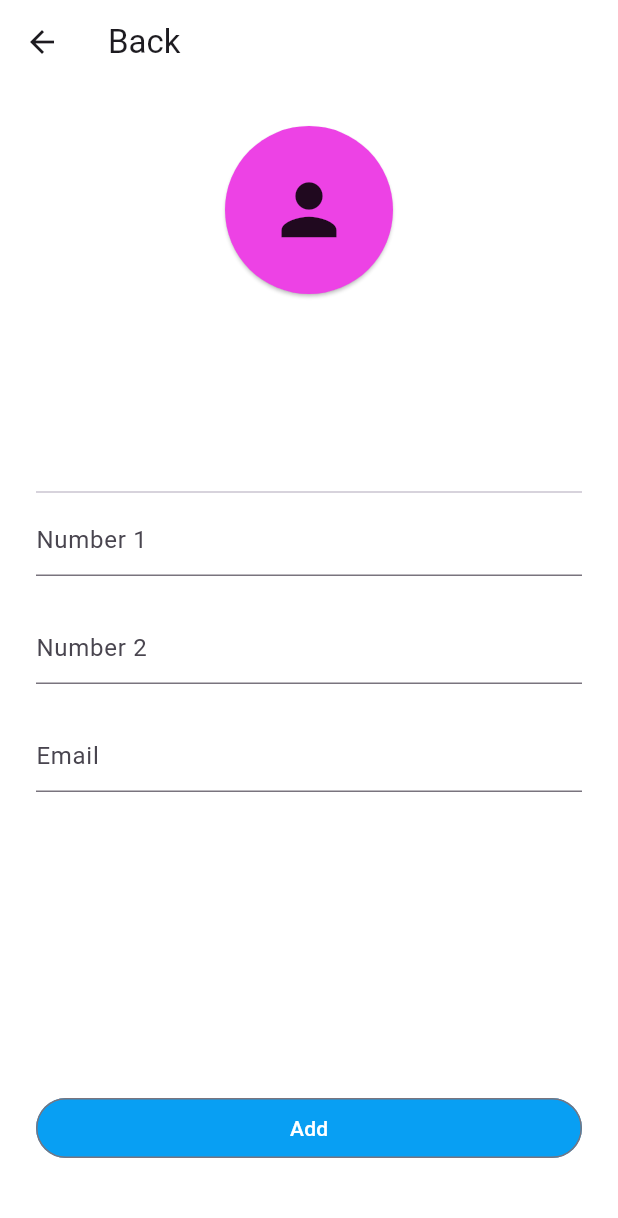
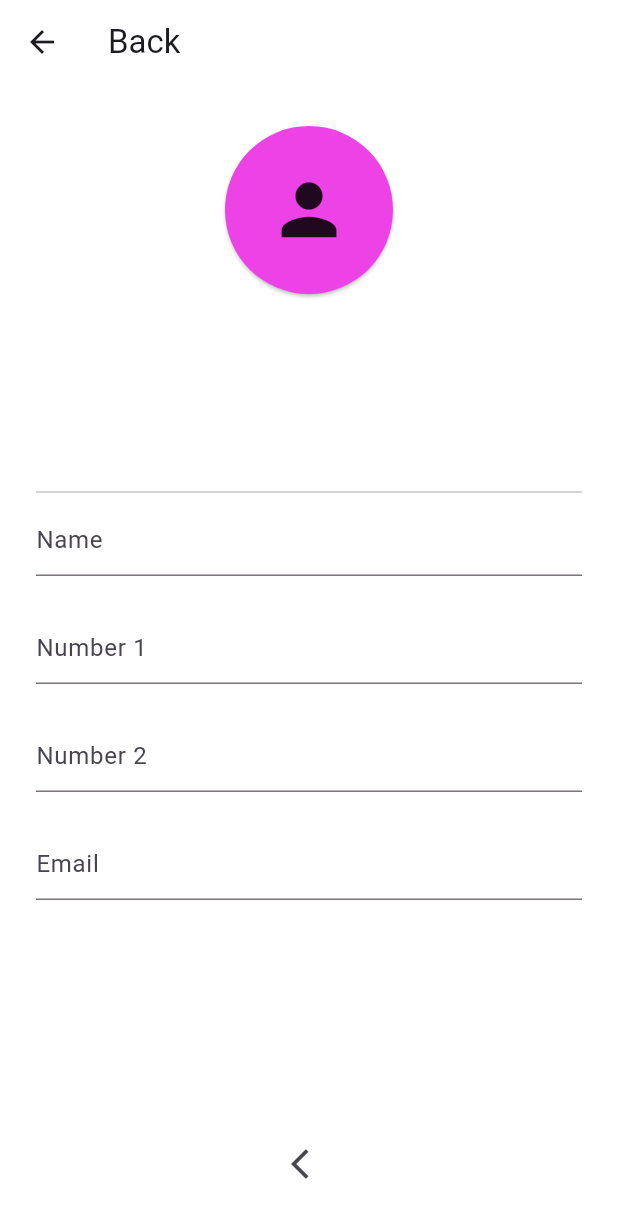
Before and after one commit to MuhammadAli01222000/state_managment, a Flutter app: the Home screen opened by its route, after a tap on the "add" icon, on a phone screen of 412 x 824 dp. Shown: the top 1218 px of the screen. Run offline on Flutter 3.47's test engine with Material 3 defaults, Android fonts, the phone set to English and light mode, and no system bars.

```diff
--- a/lib/contact_app/core/config/app_routes.dart
+++ b/lib/contact_app/core/config/app_routes.dart
@@ -11,13 +11,14 @@ sealed class AppRoutes {
   static const add = "add";
 
   static Map<String, WidgetBuilder> routes = {
-    "home": (context) => Home(userList: []),
-    "edit": (context) {
+    home: (context) => Home(userList: []),
+    edit: (context) {
       final user = ModalRoute.of(context)!.settings.arguments as User;
       return Edit(user: user);
     },
-    "add": (context) => const Add(),
+    add: (context) => const Add(),
   };
+
   static back(context) {
     Navigator.pop(context);
   }
--- a/lib/contact_app/core/theme/dimens.dart
+++ b/lib/contact_app/core/theme/dimens.dart
@@ -3,6 +3,7 @@ sealed class AppDimens{
   static const d100=100.0;
   static const d60=60.0;
   static const d40=40.0;
+  static const i40=40;
   static const d50=50.0;
   static const d55=55.0;
   static const d24=24.0;
--- a/lib/contact_app/core/theme/icons.dart
+++ b/lib/contact_app/core/theme/icons.dart
@@ -5,7 +5,10 @@ import 'dimens.dart';
 
 sealed class AppIcons{
   static const edit=Icon(Icons.edit_note_sharp);
+  static const alfa=Icon(Icons.abc_rounded,size: AppDimens.d24,);
+  static const alfaNumber=Icon(Icons.numbers,size: AppDimens.d24,);
   static const delete=Icon(Icons.delete);
+  static const sort=Icon(Icons.sort);
   static const call=Icon(Icons.call_outlined);
   static const back=Icon(Icons.arrow_back_ios);
   static const message=Icon(Icons.email_outlined);
--- a/lib/contact_app/core/theme/text_fields.dart
+++ b/lib/contact_app/core/theme/text_fields.dart
@@ -41,7 +41,7 @@ class _AppTextFieldState extends State<AppTextField> {
         } else {
           setState(() {
             showError = !value.contains('@');
-            showError = value.length<4;
+            showError = value.length<3;
           });
         }
       },
--- a/lib/contact_app/core/theme/widgets.dart
+++ b/lib/contact_app/core/theme/widgets.dart
@@ -54,7 +54,11 @@ class SliverContact extends StatelessWidget {
                           width: AppDimens.d100,
                           child: GestureDetector(
                             onTap: () {
-                              Navigator.pushNamed(context, AppRoutes.edit);
+                              Navigator.pushNamed(
+                                context,
+                                AppRoutes.edit,
+                                arguments: o,
+                              );
                             },
                             child: Card(
                               color: AppColors.black,
@@ -169,9 +173,7 @@ class AppButtons extends StatelessWidget {
 }
 
 class UserIcons extends StatelessWidget {
-  const UserIcons({
-    super.key,
-  });
+  const UserIcons({super.key});
 
   @override
   Widget build(BuildContext context) {
--- a/lib/contact_app/model/user_model.dart
+++ b/lib/contact_app/model/user_model.dart
@@ -58,7 +58,7 @@ List<User> userList = [
     email: "example8@gmail.com",
   ),
   User(
-    name: "Ilhom",
+    name: "Last User",
     imgUrl: "assets/user_images/img_5.png",
     number: 949999999,
     number2: 1233456789,
@@ -85,7 +85,6 @@ class InheritedData extends InheritedWidget {
 
   @override
   bool updateShouldNotify(covariant InheritedData oldWidget) {
-    //     return oldWidget.listUser!=listUser;
     return user != oldWidget.user;
   }
 
--- a/lib/contact_app/pages/contact_add.dart
+++ b/lib/contact_app/pages/contact_add.dart
@@ -16,19 +16,43 @@ class Add extends StatefulWidget {
 }
 
 class _AddState extends State<Add> {
-final AppController appController=AppController();
+  final AppController appController = AppController();
   TextEditingController phoneController = TextEditingController();
+  TextEditingController nameController = TextEditingController();
   TextEditingController phoneController2 = TextEditingController();
   TextEditingController emailController = TextEditingController();
+  final ValueNotifier<bool> showButton = ValueNotifier(false);
+  void _show() {
+    final show =
+        nameController.text.isNotEmpty &&
+        phoneController2.text.isNotEmpty &&
+        phoneController2.text.isNotEmpty;
+    showButton.value = show;
+  }
+
+  @override
+  void initState() {
+    super.initState();
+
+    ///listin qilish uchun
+    nameController.addListener(_show);
+    phoneController.addListener(_show);
+    phoneController2.addListener(_show);
+    emailController.addListener(_show);
+  }
+
+  @override
+  void dispose() {
+    nameController.dispose();
+    phoneController.dispose();
+    phoneController2.dispose();
+    emailController.dispose();
+    showButton.dispose();
+    super.dispose();
+  }
 
   @override
   Widget build(BuildContext context) {
-    final bool checkInput = appController.checkInput(
-      phoneController.text.length,
-      phoneController2.text.length,
-      emailController.text,
-    );
-
     return Scaffold(
       backgroundColor: AppColors.white,
       appBar: AppBar(
@@ -43,18 +67,68 @@ final AppController appController=AppController();
             UserIcons(),
             const SizedBox(height: AppDimens.d120),
             AppDivider(),
-             AppTextField(hintText: AppStrings.number1, errorText: AppStrings.errorNumber, checkNumber: true, controller: phoneController,),
+
+            AppTextField(
+              hintText: AppStrings.name,
+              errorText: 'Minimum 3  letter',
+              checkNumber: false,
+              controller: nameController,
+            ),
+            const SizedBox(height: AppDimens.d24),
+            AppTextField(
+              hintText: AppStrings.number1,
+              errorText: AppStrings.errorNumber,
+              checkNumber: true,
+              controller: phoneController,
+            ),
             const SizedBox(height: AppDimens.d24),
 
-             AppTextField(hintText: AppStrings.number2, errorText: AppStrings.errorNumber, checkNumber: true, controller:phoneController2 ,),
+            AppTextField(
+              hintText: AppStrings.number2,
+              errorText: AppStrings.errorNumber,
+              checkNumber: true,
+              controller: phoneController2,
+            ),
             const SizedBox(height: AppDimens.d24),
 
-             AppTextField(hintText: AppStrings.email, errorText: AppStrings.errorEmail, checkNumber: false, controller:emailController ,),
+            AppTextField(
+              hintText: AppStrings.email,
+              errorText: AppStrings.errorEmail,
+              checkNumber: false,
+              controller: emailController,
+            ),
             const SizedBox(height: AppDimens.d24),
-           const  Spacer(),
-            AppButtons(width: AppDimens.d120.toInt(), height:AppDimens.d40.toInt(), text: "Add", widget: widget, onTap: (){Navigator.pop(context);}, check: checkInput,),
-            const SizedBox(height: AppDimens.d24),
-
+            const Spacer(),
+            ValueListenableBuilder<bool>(
+              valueListenable: showButton,
+              builder: (context, visible, child) {
+                return visible
+                    ? AppButtons(
+                      width: 280,
+                      height: 50,
+                      text: "Add Contact",
+                      widget: widget,
+                      onTap: () {
+                        appController.add(
+                          nameController.text,
+                          emailController.text,
+                          int.parse(phoneController.text),
+                          int.parse(phoneController2.text),
+                          'assets/user_images/img_7.png',
+                        );
+                        Navigator.pop(context);
+                      },
+                      check: false,
+                    )
+                    : IconButton(
+                      onPressed: () {
+                        Navigator.pop(context);
+                        setState(() {});
+                      },
+                      icon: AppIcons.back,
+                    );
+              },
+            ),
           ],
         ),
       ),
--- a/lib/contact_app/pages/home.dart
+++ b/lib/contact_app/pages/home.dart
@@ -7,6 +7,7 @@ import 'package:state_managment/contact_app/model/user_model.dart';
 
 import '../core/config/app_routes.dart';
 import '../core/theme/widgets.dart';
+import '../core/utils/snack_bar.dart';
 
 class Home extends StatefulWidget {
   final List<User> userList;
@@ -17,16 +18,39 @@ class Home extends StatefulWidget {
 }
 
 class _HomeState extends State<Home> {
+  @override
+  void didChangeDependencies() {
+    super.didChangeDependencies();
+  }
+
+  @override
+  bool didUpdateWidget(covariant Home oldWidget) {
+    super.didUpdateWidget(oldWidget);
+    return oldWidget.userList != userList;
+  }
+
   final controllerText = TextEditingController();
   final controller = ScrollController();
-int index=0;
+  int index = 0;
+  String selectedSort = "";
+
+  @override
+  late List<User> _userList;
+
+  @override
+  void initState() {
+    super.initState();
+    _userList = widget.userList;
+  }
+
   @override
   void dispose() {
     controllerText.dispose();
     controller.dispose();
     super.dispose();
   }
-  @override
+
+  final key = UniqueKey();
   @override
   Widget build(BuildContext context) {
     final size = MediaQuery.sizeOf(context);
@@ -42,9 +66,12 @@ int index=0;
         floatingActionButton: const AddButton(),
       );
     }
-
     return Scaffold(
-      appBar: _buildAppBar(widget.userList[0].imgUrl, () {}),
+      key: key,
+      appBar: _buildAppBar(
+        InheritedData.of(context).listUser[index].imgUrl,
+        () {},
+      ),
       backgroundColor: AppColors.white,
       floatingActionButton: const AddButton(),
       body: Padding(
@@ -55,6 +82,38 @@ int index=0;
             children: [
               SearchWidget(size: size, controllerText: controllerText),
               const SizedBox(height: AppDimens.d12),
+
+              Align(
+                alignment: Alignment.bottomRight,
+                child: DropdownMenu<String>(
+                  trailingIcon: AppIcons.sort,
+                  initialSelection: selectedSort,
+                  width: 150,
+                  dropdownMenuEntries: const [
+                    DropdownMenuEntry(
+                      value: "az",
+                      label: "A-Z",
+                      leadingIcon: Icon(Icons.sort_by_alpha),
+                    ),
+                    DropdownMenuEntry(
+                      value: "za",
+                      label: "Z-A",
+                      leadingIcon: Icon(Icons.sort_by_alpha_outlined),
+                    ),
+                  ],
+                  onSelected: (value) {
+                    setState(() {
+                      selectedSort = value ?? "none";
+                      if (value == "az") {
+                        _userList.sort((a, b) => a.name.compareTo(b.name));
+                      } else if (value == "za") {
+                        _userList.sort((a, b) => b.name.compareTo(a.name));
+                      }
+                    });
+                  },
+                ),
+              ),
+              const SizedBox(height: AppDimens.d12),
               SliverContact(size: size, controller: controller),
               const SizedBox(height: AppDimens.d12),
               Column(
@@ -64,20 +123,24 @@ int index=0;
                       children: [
                         GestureDetector(
                           onTap: () {
+                            print(widget.userList[i]);
                             Navigator.pushNamed(
                               context,
-                              "edit",
+                              AppRoutes.edit,
                               arguments: widget.userList[i],
                             );
                           },
                           child: ListTile(
-                            leading: ClipOval(child: Image.asset(widget.userList[i].imgUrl)),
+                            leading: ClipOval(
+                              child: Image.asset(widget.userList[i].imgUrl),
+                            ),
                             title: Row(
                               mainAxisAlignment: MainAxisAlignment.spaceBetween,
                               children: [
                                 Expanded(
                                   child: Text(
-                                    widget.userList[i].name,
+                                    "${widget.userList[i].name}"
+                                    "\n${widget.userList[i].number}",
                                     overflow: TextOverflow.ellipsis,
                                     style: const TextStyle(
                                       fontWeight: FontWeight.bold,
@@ -86,14 +149,26 @@ int index=0;
                                 ),
                                 IconButton(
                                   onPressed: () {
+                                    final removedName = widget.userList[i].name;
                                     setState(() {
                                       widget.userList.removeAt(i);
                                     });
+                                    showInfoSnackBar(
+                                      null,
+                                      context: context,
+                                      message: '$removedName removed',
+                                    );
                                   },
                                   icon: AppIcons.delete,
                                 ),
                                 IconButton(
-                                  onPressed: () {},
+                                  onPressed: () {
+                                    Navigator.pushNamed(
+                                      context,
+                                      AppRoutes.edit,
+                                      arguments: widget.userList[i],
+                                    );
+                                  },
                                   icon: AppIcons.edit,
                                 ),
                               ],
```
Also changed, not shown: lib/contact_app/core/utils/snack_bar.dart (+15 -1 lines), lib/contact_app/pages/contact_edit.dart (+22 -4 lines), lib/contact_app/services/app_controller.dart (+20 -1 lines), assets/user_images/img_7.png (added).
